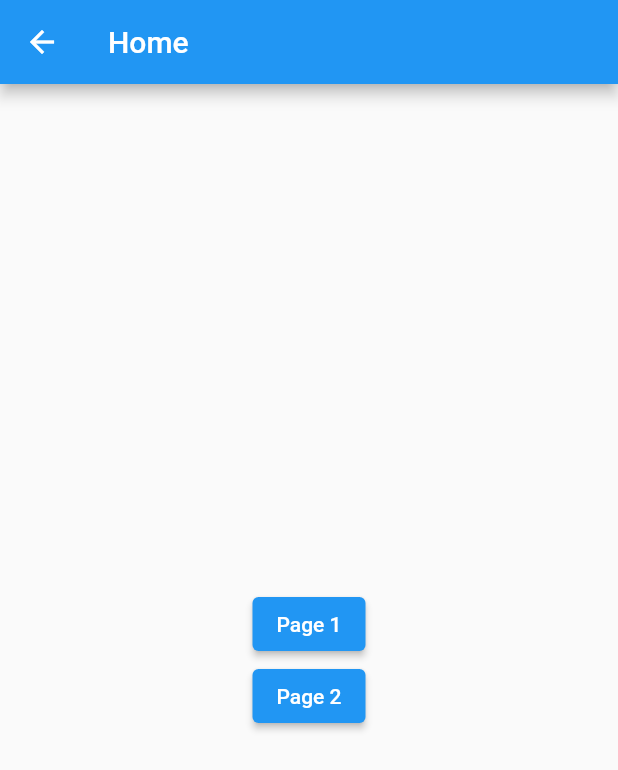
After one commit to Vingterview/vingterview, a Flutter app: the StartPage screen opened directly, on a phone screen of 412 x 824 dp. The commit adds this screen. Shown: the top 770 px of the screen. Run offline on Flutter 3.47's test engine with Material 2 defaults, Android fonts, the phone set to English and light mode, and no system bars; our stand-ins replace camera, google_sign_in, image_picker, shared_preferences, video_player, webview_flutter; missing offline and left inert: flutter_ffmpeg, flutter_web_auth; accounts and stored records are empty; network calls fail.

Commit message:
좋아요

```diff
--- /dev/null
+++ b/lib/websocket/widget/pages/[1]start.dart
@@ -0,0 +1,33 @@
+import 'package:flutter/material.dart';
+import '[2]game_matched.dart';
+
+class StartPage extends StatelessWidget {
+  @override
+  Widget build(BuildContext context) {
+    return Scaffold(
+      appBar: AppBar(
+        title: Text('Home'),
+      ),
+      body: Center(
+        child: Column(
+          mainAxisAlignment: MainAxisAlignment.center,
+          children: [
+            ElevatedButton(
+              child: Text('Page 1'),
+              onPressed: () {
+                Navigator.pushNamed(context, '/page1');
+              },
+            ),
+            ElevatedButton(
+              child: Text('Page 2'),
+              onPressed: () {
+                Navigator.pushNamed(context, '/page2');
+              },
+            ),
+            // 다른 페이지로 이동할 수 있는 버튼들을 추가해주세요
+          ],
+        ),
+      ),
+    );
+  }
+}
```
Also changed, not shown: lib/providers/videos_api.dart (+17 -3 lines), lib/screens/screen_index.dart (+1 -16 lines), lib/tabs/tab_home.dart (+6 -1 lines), lib/video_detail.dart (+10 -9 lines), lib/websocket/widget/pages/ex.dart (added, +96 -0 lines), lib/websocket/widget/pages/[2]game_matched.dart (added), lib/websocket/widget/pages/[3]round_start.dart (added), lib/websocket/widget/pages/[4]show_participant.dart (added), lib/websocket/widget/pages/[5]ready_streaming.dart (added), lib/websocket/widget/pages/[6]watch_streaming.dart (added), lib/websocket/widget/pages/[7]start_poll.dart (added), lib/websocket/widget/pages/[8]show_result.dart (added), lib/websocket/widget/pages/[9]game_finish.dart (added).
